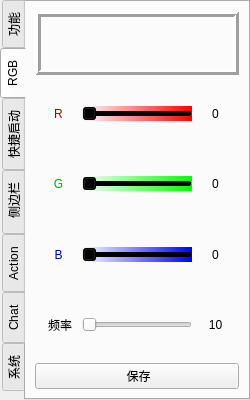
Above: 3.Software/HelloFinger-rebuild/HelloFinger/form_mainwindow.ui from Magiclxw/HelloFinger before the change. Below: the same form after it.
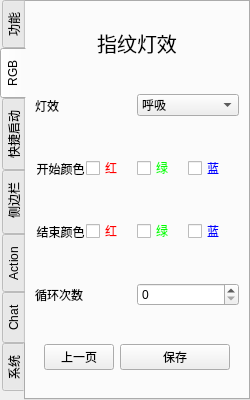
That is the form after the change. The open tabs and pages were chosen to show the change.

Commit message: 20231030:添加指纹模块灯效控制

The edit to the form file:
```diff
--- a/3.Software/HelloFinger-rebuild/HelloFinger/form_mainwindow.ui
+++ b/3.Software/HelloFinger-rebuild/HelloFinger/form_mainwindow.ui
@@ -29,7 +29,7 @@
    <enum>QTabWidget::Rounded</enum>
   </property>
   <widget class="QWidget" name="centralwidget">
-   <layout class="QHBoxLayout" name="horizontalLayout_13">
+   <layout class="QVBoxLayout" name="verticalLayout_21">
     <property name="spacing">
      <number>0</number>
     </property>
@@ -4038,9 +4038,58 @@
        <attribute name="title">
         <string>RGB</string>
        </attribute>
-       <layout class="QVBoxLayout" name="verticalLayout_5">
+       <layout class="QHBoxLayout" name="horizontalLayout_13">
+        <item>
+         <widget class="QStackedWidget" name="stackedWidget_RGB">
+          <property name="maximumSize">
+           <size>
+            <width>16777215</width>
+            <height>16777215</height>
+           </size>
+          </property>
+          <property name="currentIndex">
+           <number>1</number>
+          </property>
+          <widget class="QWidget" name="page_rgb">
+           <layout class="QVBoxLayout" name="verticalLayout_19">
+            <property name="spacing">
+             <number>0</number>
+            </property>
+            <property name="leftMargin">
+             <number>0</number>
+            </property>
+            <property name="topMargin">
+             <number>0</number>
+            </property>
+            <property name="rightMargin">
+             <number>0</number>
+            </property>
+            <property name="bottomMargin">
+             <number>0</number>
+            </property>
+            <item>
+             <widget class="QLabel" name="label_14">
+              <property name="font">
+               <font>
+                <pointsize>15</pointsize>
+               </font>
+              </property>
+              <property name="text">
+               <string>RGB灯效</string>
+              </property>
+              <property name="alignment">
+               <set>Qt::AlignCenter</set>
+              </property>
+             </widget>
+            </item>
         <item>
          <widget class="QFrame" name="frame_color">
+              <property name="minimumSize">
+               <size>
+                <width>0</width>
+                <height>50</height>
+               </size>
+              </property>
           <property name="frameShape">
            <enum>QFrame::Box</enum>
           </property>
@@ -4317,10 +4366,336 @@
          </widget>
         </item>
         <item>
+             <widget class="QWidget" name="widget_23" native="true">
+              <layout class="QHBoxLayout" name="horizontalLayout_30">
+               <item>
          <widget class="QPushButton" name="pushButton_save_rgb">
+                 <property name="minimumSize">
+                  <size>
+                   <width>110</width>
+                   <height>0</height>
+                  </size>
+                 </property>
           <property name="text">
-           <string> 保存</string>
-          </property>
+                  <string>保存</string>
+                 </property>
+                </widget>
+               </item>
+               <item>
+                <widget class="QPushButton" name="pushButton_RGB_next_page">
+                 <property name="minimumSize">
+                  <size>
+                   <width>10</width>
+                   <height>0</height>
+                  </size>
+                 </property>
+                 <property name="text">
+                  <string> 下一页</string>
+                 </property>
+                </widget>
+               </item>
+              </layout>
+             </widget>
+            </item>
+           </layout>
+          </widget>
+          <widget class="QWidget" name="page_finger_rgb">
+           <layout class="QVBoxLayout" name="verticalLayout_20">
+            <property name="spacing">
+             <number>0</number>
+            </property>
+            <property name="leftMargin">
+             <number>0</number>
+            </property>
+            <property name="topMargin">
+             <number>0</number>
+            </property>
+            <property name="rightMargin">
+             <number>0</number>
+            </property>
+            <property name="bottomMargin">
+             <number>0</number>
+            </property>
+            <item>
+             <widget class="QLabel" name="label_9">
+              <property name="font">
+               <font>
+                <pointsize>15</pointsize>
+               </font>
+              </property>
+              <property name="text">
+               <string>指纹灯效</string>
+              </property>
+              <property name="alignment">
+               <set>Qt::AlignCenter</set>
+              </property>
+             </widget>
+            </item>
+            <item>
+             <widget class="QWidget" name="widget_25" native="true">
+              <layout class="QHBoxLayout" name="horizontalLayout_32">
+               <property name="spacing">
+                <number>0</number>
+               </property>
+               <property name="leftMargin">
+                <number>0</number>
+               </property>
+               <property name="topMargin">
+                <number>0</number>
+               </property>
+               <property name="rightMargin">
+                <number>0</number>
+               </property>
+               <property name="bottomMargin">
+                <number>0</number>
+               </property>
+               <item>
+                <widget class="QLabel" name="label_12">
+                 <property name="text">
+                  <string>灯效</string>
+                 </property>
+                </widget>
+               </item>
+               <item>
+                <widget class="QComboBox" name="comboBox_finger_func">
+                 <item>
+                  <property name="text">
+                   <string>呼吸</string>
+                  </property>
+                 </item>
+                 <item>
+                  <property name="text">
+                   <string>闪烁</string>
+                  </property>
+                 </item>
+                 <item>
+                  <property name="text">
+                   <string>常开</string>
+                  </property>
+                 </item>
+                 <item>
+                  <property name="text">
+                   <string>常闭</string>
+                  </property>
+                 </item>
+                 <item>
+                  <property name="text">
+                   <string>渐开</string>
+                  </property>
+                 </item>
+                 <item>
+                  <property name="text">
+                   <string>渐闭</string>
+                  </property>
+                 </item>
+                </widget>
+               </item>
+              </layout>
+             </widget>
+            </item>
+            <item>
+             <widget class="QWidget" name="widget_21" native="true">
+              <layout class="QHBoxLayout" name="horizontalLayout_28">
+               <property name="spacing">
+                <number>0</number>
+               </property>
+               <property name="leftMargin">
+                <number>0</number>
+               </property>
+               <property name="topMargin">
+                <number>0</number>
+               </property>
+               <property name="rightMargin">
+                <number>0</number>
+               </property>
+               <property name="bottomMargin">
+                <number>0</number>
+               </property>
+               <item>
+                <widget class="QLabel" name="label_10">
+                 <property name="font">
+                  <font>
+                   <weight>50</weight>
+                   <bold>false</bold>
+                  </font>
+                 </property>
+                 <property name="text">
+                  <string>开始颜色</string>
+                 </property>
+                 <property name="alignment">
+                  <set>Qt::AlignCenter</set>
+                 </property>
+                </widget>
+               </item>
+               <item>
+                <widget class="QCheckBox" name="checkBox_start_R">
+                 <property name="styleSheet">
+                  <string notr="true">color: rgb(255, 0, 0);</string>
+                 </property>
+                 <property name="text">
+                  <string>红</string>
+                 </property>
+                </widget>
+               </item>
+               <item>
+                <widget class="QCheckBox" name="checkBox_start_G">
+                 <property name="styleSheet">
+                  <string notr="true">color: rgb(0, 255, 0);</string>
+                 </property>
+                 <property name="text">
+                  <string>绿</string>
+                 </property>
+                </widget>
+               </item>
+               <item>
+                <widget class="QCheckBox" name="checkBox_start_B">
+                 <property name="styleSheet">
+                  <string notr="true">color: rgb(0, 0, 255);</string>
+                 </property>
+                 <property name="text">
+                  <string>蓝</string>
+                 </property>
+                </widget>
+               </item>
+              </layout>
+             </widget>
+            </item>
+            <item>
+             <widget class="QWidget" name="widget_22" native="true">
+              <layout class="QHBoxLayout" name="horizontalLayout_29">
+               <property name="spacing">
+                <number>0</number>
+               </property>
+               <property name="leftMargin">
+                <number>0</number>
+               </property>
+               <property name="topMargin">
+                <number>0</number>
+               </property>
+               <property name="rightMargin">
+                <number>0</number>
+               </property>
+               <property name="bottomMargin">
+                <number>0</number>
+               </property>
+               <item>
+                <widget class="QLabel" name="label_11">
+                 <property name="font">
+                  <font>
+                   <weight>50</weight>
+                   <bold>false</bold>
+                  </font>
+                 </property>
+                 <property name="text">
+                  <string>结束颜色</string>
+                 </property>
+                 <property name="alignment">
+                  <set>Qt::AlignCenter</set>
+                 </property>
+                </widget>
+               </item>
+               <item>
+                <widget class="QCheckBox" name="checkBox_stop_R">
+                 <property name="styleSheet">
+                  <string notr="true">color: rgb(255, 0, 0);</string>
+                 </property>
+                 <property name="text">
+                  <string>红</string>
+                 </property>
+                </widget>
+               </item>
+               <item>
+                <widget class="QCheckBox" name="checkBox_stop_G">
+                 <property name="styleSheet">
+                  <string notr="true">color: rgb(0, 255, 0);</string>
+                 </property>
+                 <property name="text">
+                  <string>绿</string>
+                 </property>
+                </widget>
+               </item>
+               <item>
+                <widget class="QCheckBox" name="checkBox_stop_B">
+                 <property name="styleSheet">
+                  <string notr="true">color: rgb(0, 0, 255);</string>
+                 </property>
+                 <property name="text">
+                  <string>蓝</string>
+                 </property>
+                </widget>
+               </item>
+              </layout>
+             </widget>
+            </item>
+            <item>
+             <widget class="QWidget" name="widget_26" native="true">
+              <layout class="QHBoxLayout" name="horizontalLayout_33">
+               <property name="spacing">
+                <number>0</number>
+               </property>
+               <property name="leftMargin">
+                <number>0</number>
+               </property>
+               <property name="topMargin">
+                <number>0</number>
+               </property>
+               <property name="rightMargin">
+                <number>0</number>
+               </property>
+               <property name="bottomMargin">
+                <number>0</number>
+               </property>
+               <item>
+                <widget class="QLabel" name="label_13">
+                 <property name="text">
+                  <string>循环次数</string>
+                 </property>
+                </widget>
+               </item>
+               <item>
+                <widget class="QSpinBox" name="spinBox_rgb_cycle">
+                 <property name="maximum">
+                  <number>255</number>
+                 </property>
+                </widget>
+               </item>
+              </layout>
+             </widget>
+            </item>
+            <item>
+             <widget class="QWidget" name="widget_24" native="true">
+              <layout class="QHBoxLayout" name="horizontalLayout_31">
+               <item>
+                <widget class="QPushButton" name="pushButton_RGB_last_page">
+                 <property name="minimumSize">
+                  <size>
+                   <width>10</width>
+                   <height>0</height>
+                  </size>
+                 </property>
+                 <property name="text">
+                  <string>上一页</string>
+                 </property>
+                </widget>
+               </item>
+               <item>
+                <widget class="QPushButton" name="pushButton_save_finger_rgb">
+                 <property name="minimumSize">
+                  <size>
+                   <width>110</width>
+                   <height>0</height>
+                  </size>
+                 </property>
+                 <property name="text">
+                  <string>保存</string>
+                 </property>
+                </widget>
+               </item>
+              </layout>
+             </widget>
+            </item>
+           </layout>
+          </widget>
          </widget>
         </item>
        </layout>
```
Left out of the diff: 28 changed lines with no effect on the pictures. Lines whose indentation alone changed are shown as unchanged. The commit also changes 197 other files.
